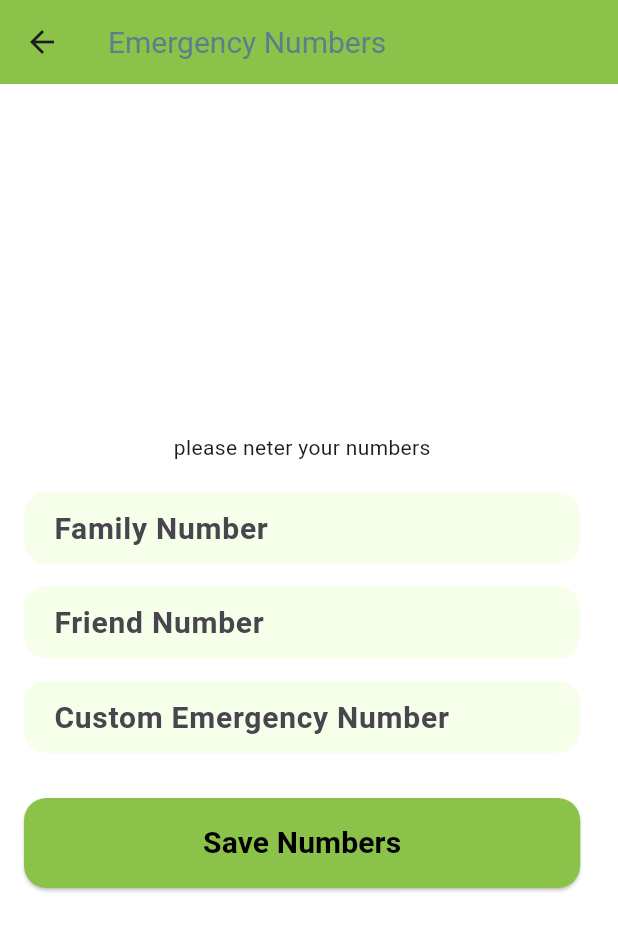
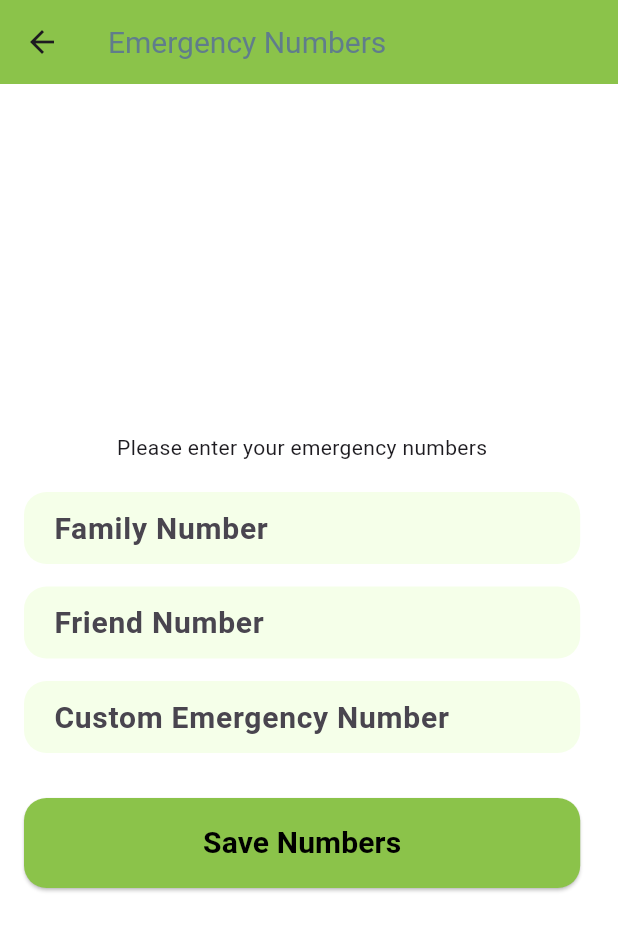
Before and after one commit to yassine635/hear_learn, a Flutter app: the screen it shows once a user with an empty profile is signed in, after a tap on "Bouton d'urgence", on a phone screen of 412 x 824 dp. Shown: the top 931 px of the screen. Run offline on Flutter 3.47's test engine with Material 3 defaults, Android fonts, the light colour scheme and no system bars; our stand-ins replace cloud_firestore, file_picker, firebase_auth, firebase_core, shared_preferences; accounts and stored records are empty.

Commit message:
back to fire base

```diff
--- a/lib/data/cheker.dart
+++ b/lib/data/cheker.dart
@@ -1,35 +1,73 @@
 import 'package:shared_preferences/shared_preferences.dart';
+import 'package:cloud_firestore/cloud_firestore.dart';
 
 class Cheker {
+  // Check if it's the first time the emergency setup is being done
+  static Future<bool> isFirstTimeEmergency(String uid) async {
+    try {
+      DocumentSnapshot doc = await FirebaseFirestore.instance
+          .collection('etudiants')
+          .doc(uid)
+          .get();
 
-  // Check if it's the first time the emergency setup is being done
-  static Future<bool> isFirstTimeEmergency() async {
-    final prefs = await SharedPreferences.getInstance();
-    return prefs.getBool('emergency_setup_done') ?? true;
+      if (doc.exists && doc.data() != null) {
+        final data = doc.data() as Map<String, dynamic>;
+        return data['first_time'] ?? true;
+      } else {
+        return true;
+      }
+    } catch (e) {
+      print('Error fetching Firestore first_time flag: $e');
+      return true;
+    }
   }
 
-  // Save emergency numbers
+
   static Future<void> saveEmergencyNumbers({
+  required String uid,
   required String family,
   required String friend,
   required String choice,
 }) async {
-    final prefs = await SharedPreferences.getInstance();
-    await prefs.setString('emergency_family', family);
-    await prefs.setString('emergency_friend', friend);
-    await prefs.setString('emergency_choice', choice);
-    await prefs.setBool('emergency_setup_done', false);
+  try {
+    await FirebaseFirestore.instance
+        .collection('etudiants')
+        .doc(uid)
+        .update({
+          'num_family': family,
+          'num_freind': friend,
+          'num_custome': choice,
+          'first_time': false, // Set to false after setup
+        });
+    print("Emergency numbers saved successfully.");
+  } catch (e) {
+    print("Error saving emergency numbers: $e");
+  }
 }
 
-  // Get emergency numbers
-  static Future<Map<String, String>> getEmergencyNumbers() async {
-    final prefs = await SharedPreferences.getInstance();
+static Future<Map<String, String>> getEmergencyNumbers(String uid) async {
+  try {
+    DocumentSnapshot doc = await FirebaseFirestore.instance
+        .collection('etudiants')
+        .doc(uid)
+        .get();
+
+    if (doc.exists && doc.data() != null) {
+      final data = doc.data() as Map<String, dynamic>;
       return {
-      'family': prefs.getString('emergency_family') ?? '',
-      'friend': prefs.getString('emergency_friend') ?? '',
-      'choice': prefs.getString('emergency_choice') ?? '',
+        'family': data['num_family'] ?? '',
+        'friend': data['num_freind'] ?? '',
+        'choice': data['num_custome'] ?? '',
       };
+    } else {
+      return {'family': '', 'friend': '', 'choice': ''};
     }
+  } catch (e) {
+    print("Error fetching emergency numbers: $e");
+    return {'family': '', 'friend': '', 'choice': ''};
+  }
+}
+
 
   // Validate if a value is empty
   static String? isEmpty(String? val) {
--- a/lib/data/listyears.dart
+++ b/lib/data/listyears.dart
@@ -1,8 +1,4 @@
-import 'package:appwrite/appwrite.dart';
-import 'package:appwrite/models.dart';
-import 'dart:io';
 
-import 'package:file_picker/file_picker.dart';
 class Listyears {
 
 
--- a/lib/home/fonctionalite_screen.dart
+++ b/lib/home/fonctionalite_screen.dart
@@ -27,7 +27,7 @@ class _FonctionaliteState extends State<Fonctionalite> {
 
   Future<int> getUserType() async {
     User? user = FirebaseAuth.instance.currentUser;
-    if (user == null) return 0; // No user logged in
+    if (user == null) return 0;
 
     String uid = user.uid;
 
@@ -37,16 +37,16 @@ class _FonctionaliteState extends State<Fonctionalite> {
           .doc(uid)
           .get();
 
-      if (studentDoc.exists) return 1; // Student
+      if (studentDoc.exists) return 1;
 
       DocumentSnapshot profDoc = await FirebaseFirestore.instance
           .collection('utilisateurs')
           .doc(uid)
           .get();
 
-      if (profDoc.exists) return 2; // Professor
+      if (profDoc.exists) return 2;
 
-      return 0; // Not found in any collection
+      return 0;
     } catch (e) {
       print("ERROR: $e");
       return 0;
@@ -122,9 +122,9 @@ class _FonctionaliteState extends State<Fonctionalite> {
     String text,
     IconData icon,
     VoidCallback onPressed, {
-    required bool showForUser, // Add the condition to show/hide button
+    required bool showForUser,
   }) {
-    // Only show the button if showForUser is true
+
     return showForUser
         ? Container(
             height: 80,
@@ -147,6 +147,6 @@ class _FonctionaliteState extends State<Fonctionalite> {
               ),
             ),
           )
-        : Container(); // Return an empty container if the button should be hidden
+        : Container();
   }
 }
--- a/lib/main.dart
+++ b/lib/main.dart
@@ -44,7 +44,10 @@ class hearlern extends StatelessWidget {
         "/home_student": (context) => Home_student(),
         "/home_techer": (context) => Home_Teacher(),
         "/emergency": (context) => EmergencyScreen(),
-        "/emergency_enterise": (context) => EmergencyScreenEnterise(),
+        '/emergency_enterise': (context) {
+    final uid = ModalRoute.of(context)!.settings.arguments as String;
+    return EmergencyScreenEnterise(uid: uid);
+  },
       },
       debugShowCheckedModeBanner: false,
     );
--- a/lib/screanses/espace_student/emrgency/emergency_screen.dart
+++ b/lib/screanses/espace_student/emrgency/emergency_screen.dart
@@ -1,6 +1,7 @@
 import 'package:flutter/material.dart';
 import 'package:hear_learn1/data/cheker.dart';
 import 'package:url_launcher/url_launcher.dart';
+import 'package:firebase_auth/firebase_auth.dart';
 
 class EmergencyScreen extends StatefulWidget {
   const EmergencyScreen({Key? key}) : super(key: key);
@@ -13,10 +14,16 @@ class _EmergencyScreenState extends State<EmergencyScreen> {
   String familyNumber = "";
   String friendNumber = "";
   String customNumber = "";
-  // Function to launch a phone call
+  String? uid;
+
+  @override
+  void initState() {
+    super.initState();
+    checkFirstTime();
+  }
+
+  // 🔔 Function to launch a phone call
   void callNumber(String number) async {
-
-
     final Uri phoneUri = Uri(scheme: 'tel', path: number);
     if (await canLaunchUrl(phoneUri)) {
       await launchUrl(phoneUri);
@@ -25,35 +32,32 @@ class _EmergencyScreenState extends State<EmergencyScreen> {
     }
   }
 
-  @override
-  void initState() {
-    super.initState();
-    checkFirstTime();
-  }
+  // 🔍 Check Firestore if it's first time setup
+  void checkFirstTime() async {
+    final user = FirebaseAuth.instance.currentUser;
+    if (user == null) return;
 
-  // Check if it's the first time the emergency numbers are set up
-  void checkFirstTime() async {
-    bool firstTime = await Cheker.isFirstTimeEmergency();
+    uid = user.uid;
+    bool firstTime = await Cheker.isFirstTimeEmergency(uid!);
+
     if (firstTime) {
-      Navigator.pushNamed(context, "/emergency_enterise");
+      // First time, go to the input screen
+      Navigator.pushReplacementNamed(
+        context,
+        "/emergency_enterise",
+        arguments: uid,
+      );
     } else {
-      // Get the emergency numbers and display or use them
-      Map<String, String> emergencyNumbers = await Cheker.getEmergencyNumbers();
+      // Get emergency numbers from Firestore
+      Map<String, String> emergencyNumbers = await Cheker.getEmergencyNumbers(uid!);
 
+      setState(() {
         familyNumber = emergencyNumbers['family'] ?? 'No number set';
         friendNumber = emergencyNumbers['friend'] ?? 'No number set';
         customNumber = emergencyNumbers['choice'] ?? 'No number set';
-
-      // Print the numbers (you can use them for calling or displaying in the UI)
-      print("Family Number: $familyNumber");
-      print("Friend Number: $friendNumber");
-      print("Custom Number: $customNumber");
-
-
+      });
     }
   }
-
-  // Function to show emergency options (bottom sheet)
 
   @override
   Widget build(BuildContext context) {
@@ -63,24 +67,35 @@ class _EmergencyScreenState extends State<EmergencyScreen> {
         backgroundColor: Colors.lightGreen,
       ),
       body: Center(
-
         child: Column(
-          mainAxisAlignment:MainAxisAlignment.center,
-          crossAxisAlignment: CrossAxisAlignment.center,
+          mainAxisAlignment: MainAxisAlignment.center,
           children: [
-          _buildButton(context, "famely", Colors.lightGreen,() =>callNumber(familyNumber)),
-          SizedBox(height: 40,),
-          _buildButton(context, "frend", Colors.lightGreen,() =>callNumber(friendNumber)),
-          SizedBox(height: 40,),
-          _buildButton(context, "custom number", Colors.lightGreen,() =>callNumber(customNumber)),
-          SizedBox(height: 40,),
-        ]),
+            _buildButton(context, "Family", Colors.lightGreen, () => callNumber(familyNumber)),
+            const SizedBox(height: 30),
+            _buildButton(context, "Friend", Colors.lightGreen, () => callNumber(friendNumber)),
+            const SizedBox(height: 30),
+            _buildButton(context, "Custom", Colors.lightGreen, () => callNumber(customNumber)),
+            const SizedBox(height: 30),
+            _buildButton(context, "Change Numbers", Colors.redAccent, () {
+              Navigator.pushReplacementNamed(
+                context,
+                "/emergency_enterise",
+                arguments: uid, // Pass uid when editing
+              );
+            }),
+          ],
+        ),
       ),
     );
   }
 
+  // 🔘 Reusable button widget
   Widget _buildButton(
-      BuildContext context, String text, Color? color, VoidCallback onPressed) {
+    BuildContext context,
+    String text,
+    Color? color,
+    VoidCallback onPressed,
+  ) {
     return SizedBox(
       width: MediaQuery.of(context).size.width * 0.9,
       height: 60,
--- a/lib/screanses/espace_student/emrgency/emergency_screen_enterise.dart
+++ b/lib/screanses/espace_student/emrgency/emergency_screen_enterise.dart
@@ -2,7 +2,9 @@ import 'package:flutter/material.dart';
 import 'package:hear_learn1/data/cheker.dart';
 
 class EmergencyScreenEnterise extends StatelessWidget {
-  EmergencyScreenEnterise({super.key});
+  final String uid;
+  EmergencyScreenEnterise({super.key, required this.uid});
+
   final GlobalKey<FormState> keyFormState = GlobalKey<FormState>();
   final TextEditingController familyController = TextEditingController();
   final TextEditingController friendController = TextEditingController();
@@ -27,38 +29,43 @@ class EmergencyScreenEnterise extends StatelessWidget {
         child: Form(
           key: keyFormState,
           child: Column(
-            mainAxisAlignment:MainAxisAlignment.center,
+            mainAxisAlignment: MainAxisAlignment.center,
             crossAxisAlignment: CrossAxisAlignment.center,
             children: [
-              Text("please neter your numbers"),
+              const Text("Please enter your emergency numbers"),
               const SizedBox(height: 20),
               _buildTextField(
                 context,
                 familyController,
                 "Family Number",
-                TFValidator: (val)=>Cheker.isEmpty(val)
+                TFValidator: (val) => Cheker.isEmpty(val),
               ),
               const SizedBox(height: 15),
               _buildTextField(
                 context,
                 friendController,
                 "Friend Number",
-                TFValidator: (val)=>Cheker.isEmpty(val)
+                TFValidator: (val) => Cheker.isEmpty(val),
               ),
               const SizedBox(height: 15),
               _buildTextField(
                 context,
                 choiceController,
                 "Custom Emergency Number",
-                   TFValidator: (val)=>Cheker.isEmpty(val)
+                TFValidator: (val) => Cheker.isEmpty(val),
               ),
               const SizedBox(height: 30),
-              _buildButton(context, "Save Numbers", Colors.lightGreen, () {
+              _buildButton(context, "Save Numbers", Colors.lightGreen, () async {
                 if (keyFormState.currentState!.validate()) {
-                  Cheker.saveEmergencyNumbers(
+                  await Cheker.saveEmergencyNumbers(
+                    uid: uid,
                     family: familyController.text.trim(),
                     friend: friendController.text.trim(),
                     choice: choiceController.text.trim(),
+                  );
+                  // Optional: Show success snackbar
+                  ScaffoldMessenger.of(context).showSnackBar(
+                    const SnackBar(content: Text("Emergency numbers saved!")),
                   );
                   Navigator.pushReplacementNamed(context, "/emergency");
                 }
@@ -72,8 +79,12 @@ class EmergencyScreenEnterise extends StatelessWidget {
 
   // Build a custom TextField
   Widget _buildTextField(
-      BuildContext context, TextEditingController controller, String hintText,
-      {bool obscureText = false,String? Function(String?)? TFValidator}) {
+    BuildContext context,
+    TextEditingController controller,
+    String hintText, {
+    bool obscureText = false,
+    String? Function(String?)? TFValidator,
+  }) {
     return Container(
       width: MediaQuery.of(context).size.width * 0.9,
       padding: const EdgeInsets.symmetric(horizontal: 20),
@@ -82,7 +93,6 @@ class EmergencyScreenEnterise extends StatelessWidget {
         borderRadius: BorderRadius.circular(15),
       ),
       child: TextFormField(
-
         controller: controller,
         validator: TFValidator,
         obscureText: obscureText,
@@ -100,7 +110,11 @@ class EmergencyScreenEnterise extends StatelessWidget {
 
   // Build a custom button
   Widget _buildButton(
-      BuildContext context, String text, Color? color, VoidCallback onPressed) {
+    BuildContext context,
+    String text,
+    Color? color,
+    VoidCallback onPressed,
+  ) {
     return SizedBox(
       width: MediaQuery.of(context).size.width * 0.9,
       height: 60,
--- a/lib/screanses/sign_in_and_sign_up/signup_etud_screen.dart
+++ b/lib/screanses/sign_in_and_sign_up/signup_etud_screen.dart
@@ -52,6 +52,7 @@ class _SignUpEtudState extends State<SignUpEtud> {
         'niveau': niveauctr.text.trim(),
         'nom_prenom': npctr.text.trim(),
         'specialite': specialitectr.text.trim(),
+        'first_time': true,
       });
 
       ScaffoldMessenger.of(context).showSnackBar(
```
Lines whose indentation alone changed are shown as unchanged.
